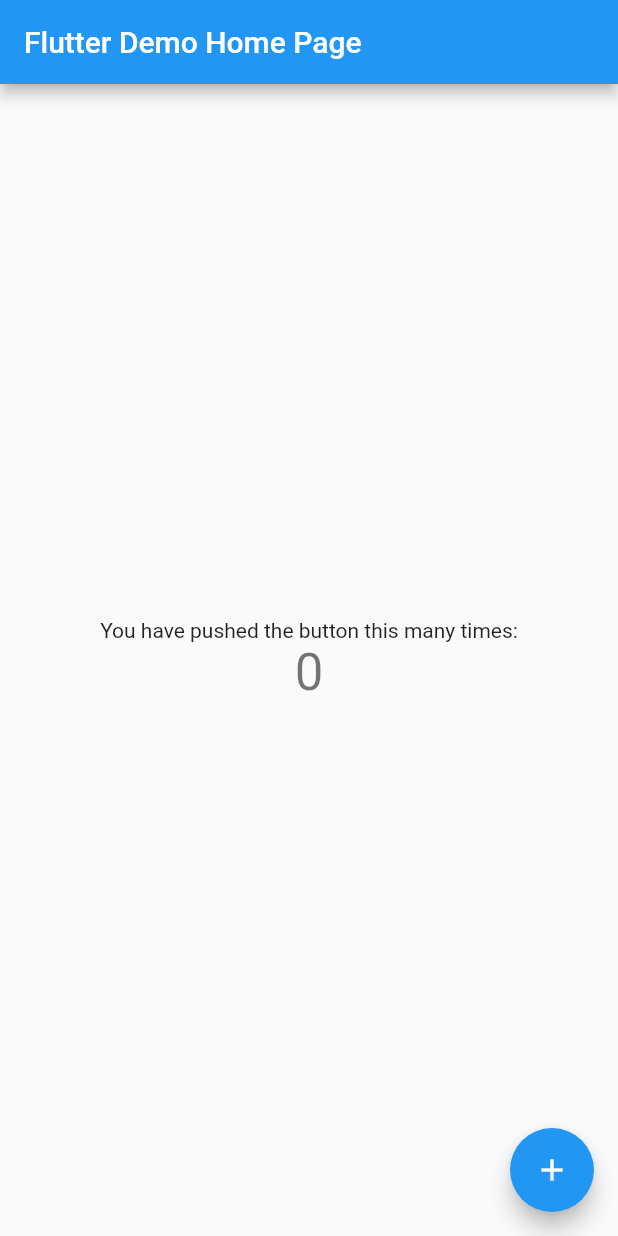
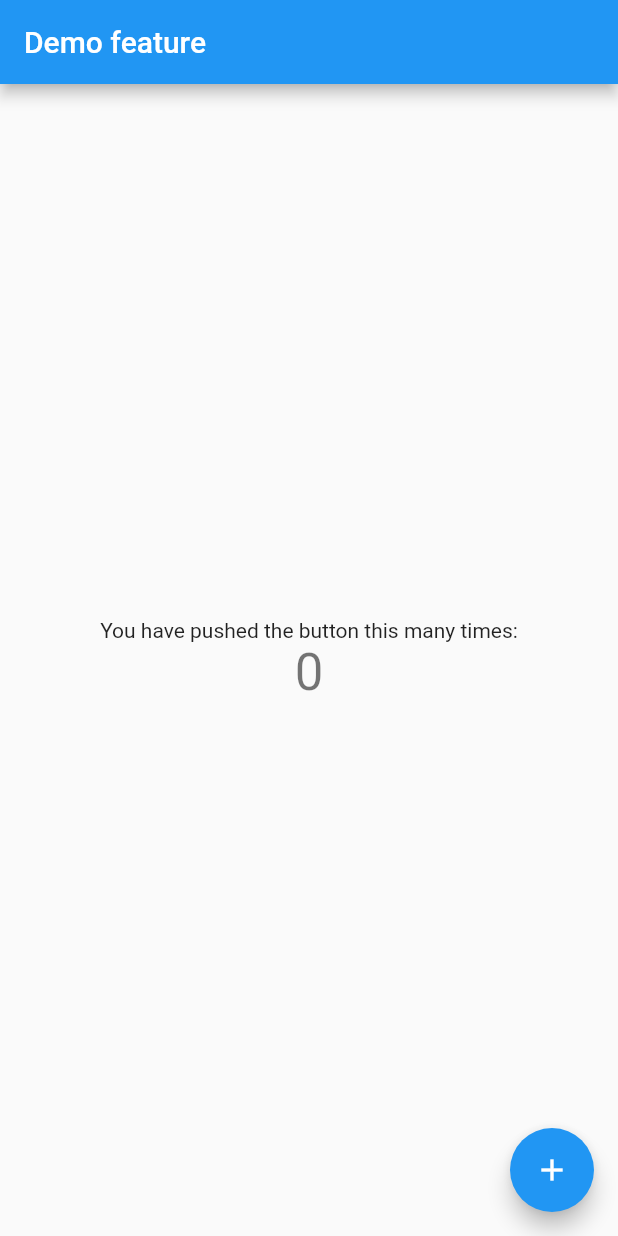
Before and after one commit to giahamvui/hrm, a Flutter app: the screen it shows after launch, on a phone screen of 412 x 824 dp. Run offline on Flutter 3.47's test engine with Material 2 defaults, Android fonts, the phone set to English and light mode, and no system bars.

Commit message:
chinh sua lai main dart

```diff
--- a/hrm/lib/main.dart
+++ b/hrm/lib/main.dart
@@ -22,7 +22,7 @@ class MyApp extends StatelessWidget {
         // is not restarted.
         primarySwatch: Colors.blue,
       ),
-      home: MyHomePage(title: 'Flutter Demo Home Page'),
+      home: MyHomePage(title: 'Demo feature'),
     );
   }
 }
```
